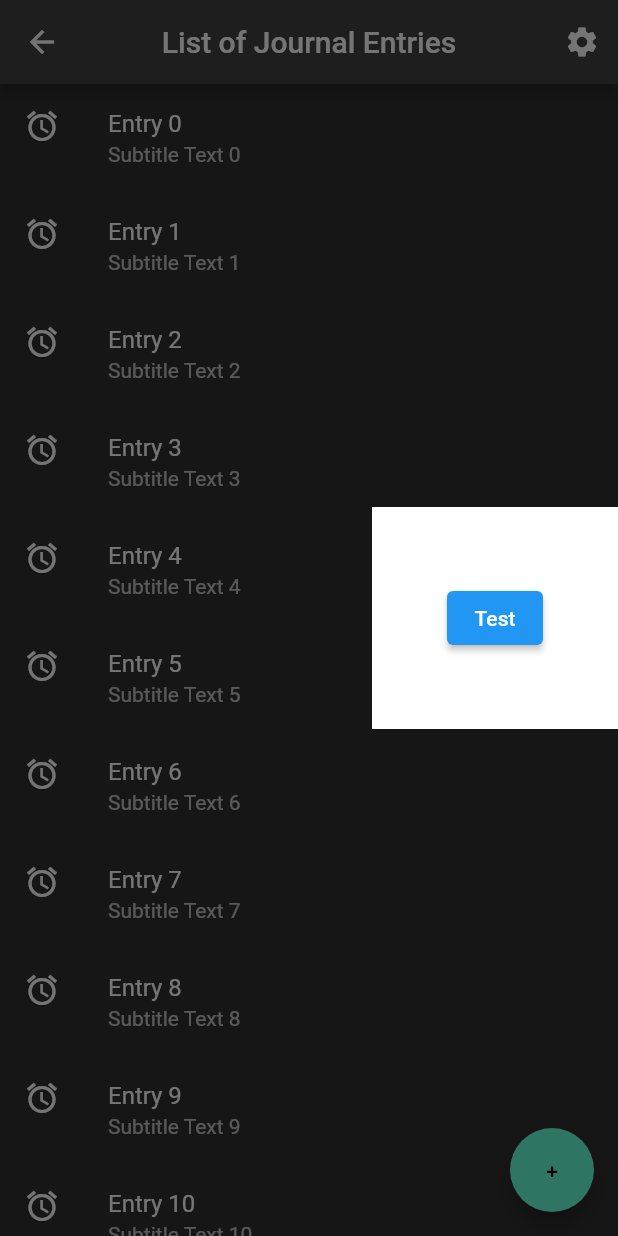
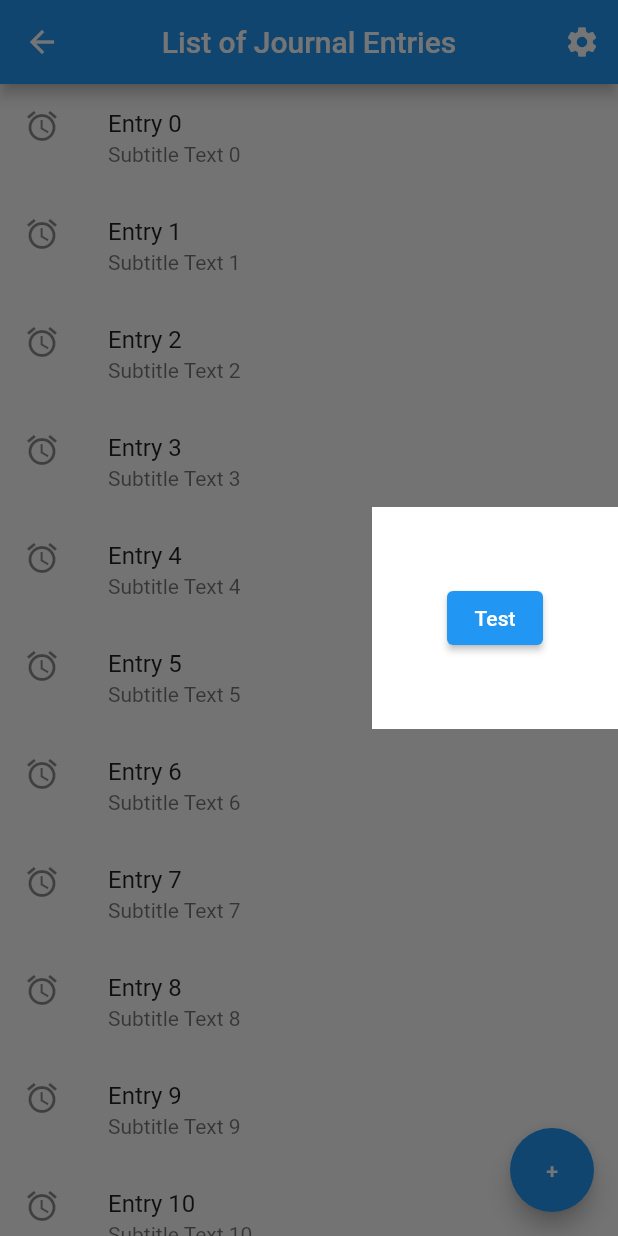
Before and after one commit to lmoyle1989/my_journal, a Flutter app: the screen it shows after launch, in the side drawer, after a tap on "Test", on a phone screen of 412 x 824 dp. Run offline on Flutter 3.47's test engine with Material 2 defaults, Android fonts, the phone set to English and light mode, and no system bars.

Commit message:
dark mode cleaned up, changed theme_switcher to generalized 'settings' model

```diff
--- a/lib/models/theme_switcher.dart
+++ /dev/null
@@ -1,19 +0,0 @@
-class ThemeSwitcher {
-  theme curTheme;
-
-  ThemeSwitcher({required this.curTheme});
-
-  void toggleTheme() {
-    print("Hi");
-    if (curTheme == theme.dark) {
-      curTheme = theme.light;
-    } else {
-      curTheme = theme.dark;
-    }
-  }
-}
-
-enum theme {
-  dark,
-  light,
-}
--- a/lib/screens/settings_screen.dart
+++ b/lib/screens/settings_screen.dart
@@ -2,21 +2,18 @@ import 'package:flutter/material.dart';
 import 'package:my_journal/app.dart';
 
 class SettingsScreen extends StatelessWidget {
-  SettingsScreen({Key? key}) : super(key: key);
-
-  void Function() testToggle = () {};
+  const SettingsScreen({Key? key}) : super(key: key);
 
   @override
   Widget build(BuildContext context) {
     AppState? appState = context.findAncestorStateOfType<AppState>();
-    testToggle = () {
-      appState!.toggleTheme();
-    };
     return Container(
       child: Padding(
         padding: const EdgeInsets.all(50.0),
         child: ElevatedButton(
-          onPressed: testToggle,
+          onPressed: () {
+            appState!.toggleTheme();
+          },
           child: const Text("Test"),
         ),
       ),
```
Also changed, not shown: lib/models/settings.dart (added, +18 -0 lines).
